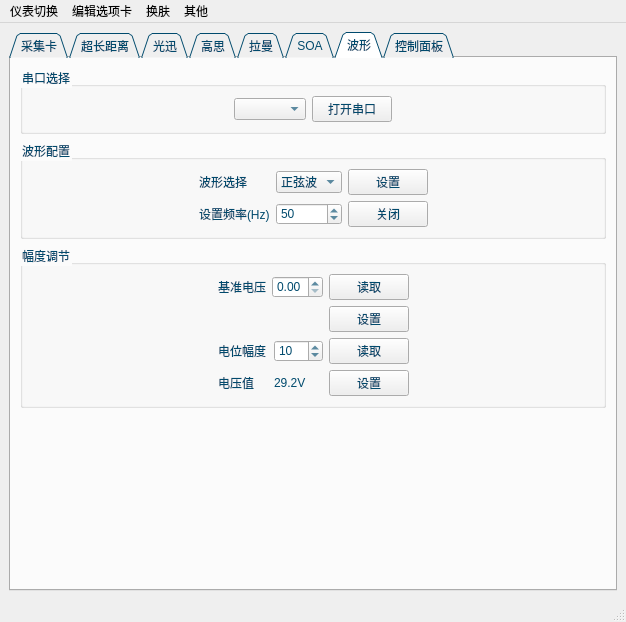
The window that Ui/mainpage.ui (NiDeDc/InstrumentDebuggingSoftware) describes before a commit, drawn with Qt 5.
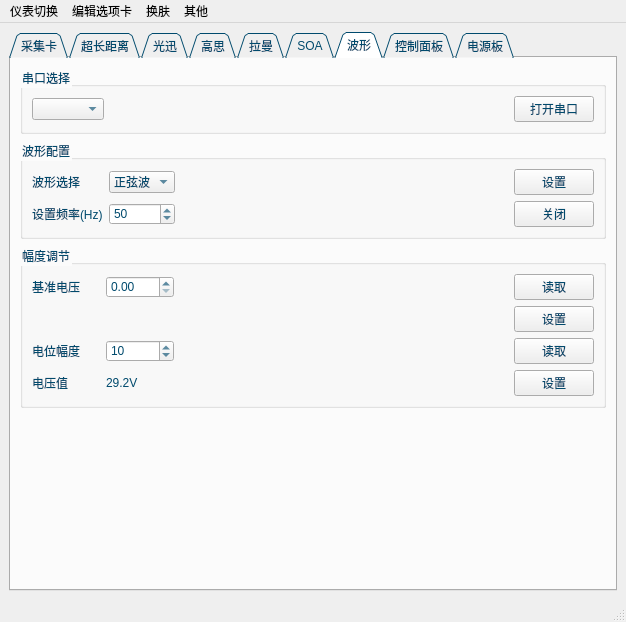
The same window after the commit. The open tabs and pages were chosen to show the change. Icons and pictures are not drawn.

Commit message: 增加电源滤波板页面

```diff
--- a/Ui/mainpage.ui
+++ b/Ui/mainpage.ui
@@ -824,73 +824,8 @@
           <property name="title">
            <string>发送峰值数据(初始位置6，间隔10)</string>
           </property>
-          <layout class="QHBoxLayout" name="horizontalLayout_6">
-           <item>
-            <layout class="QGridLayout" name="gridLayout_12">
-             <item row="0" column="0">
-              <widget class="QLabel" name="label_21">
-               <property name="text">
-                <string>需要的通道数：</string>
-               </property>
-              </widget>
-             </item>
-             <item row="0" column="1">
-              <widget class="QComboBox" name="comboBox_chan_2">
-               <property name="currentIndex">
-                <number>0</number>
-               </property>
-               <item>
-                <property name="text">
-                 <string>1</string>
-                </property>
-               </item>
-               <item>
-                <property name="text">
-                 <string>2</string>
-                </property>
-               </item>
-               <item>
-                <property name="text">
-                 <string>3</string>
-                </property>
-               </item>
-               <item>
-                <property name="text">
-                 <string>4</string>
-                </property>
-               </item>
-              </widget>
-             </item>
-             <item row="1" column="0">
-              <widget class="QLabel" name="label_22">
-               <property name="text">
-                <string>峰值数据个数：</string>
-               </property>
-              </widget>
-             </item>
-             <item row="1" column="1">
-              <widget class="QSpinBox" name="spinBox_peak_num_2">
-               <property name="maximum">
-                <number>160000</number>
-               </property>
-               <property name="singleStep">
-                <number>10</number>
-               </property>
-               <property name="value">
-                <number>100</number>
-               </property>
-              </widget>
-             </item>
-            </layout>
-           </item>
-           <item>
-            <widget class="QPushButton" name="pushButton_peadsend_2">
-             <property name="text">
-              <string>发送</string>
-             </property>
-            </widget>
-           </item>
-           <item>
+          <layout class="QGridLayout" name="gridLayout_9">
+           <item row="0" column="3">
             <widget class="QPushButton" name="pushButton_personal_2">
              <property name="text">
               <string>自定义</string>
@@ -1978,32 +1913,9 @@
            <string>串口选择</string>
           </property>
           <layout class="QHBoxLayout" name="horizontalLayout_19">
-           <item>
-            <spacer name="horizontalSpacer_36">
-             <property name="orientation">
-              <enum>Qt::Horizontal</enum>
-             </property>
-             <property name="sizeHint" stdset="0">
-              <size>
-               <width>40</width>
-               <height>20</height>
-              </size>
-             </property>
-            </spacer>
-           </item>
            <item>
             <widget class="QComboBox" name="comboBox_com_5"/>
            </item>
-           <item>
-            <widget class="QPushButton" name="pushButton_changer_5">
-             <property name="styleSheet">
-              <string notr="true"/>
-             </property>
-             <property name="text">
-              <string>打开串口</string>
-             </property>
-            </widget>
-           </item>
            <item>
             <spacer name="horizontalSpacer_22">
              <property name="orientation">
@@ -2017,6 +1929,16 @@
              </property>
             </spacer>
            </item>
+           <item>
+            <widget class="QPushButton" name="pushButton_changer_5">
+             <property name="styleSheet">
+              <string notr="true"/>
+             </property>
+             <property name="text">
+              <string>打开串口</string>
+             </property>
+            </widget>
+           </item>
           </layout>
          </widget>
         </item>
@@ -2025,89 +1947,72 @@
           <property name="title">
            <string>波形配置</string>
           </property>
-          <layout class="QHBoxLayout" name="horizontalLayout_21" stretch="1,0,1">
-           <item>
-            <spacer name="horizontalSpacer_30">
-             <property name="orientation">
-              <enum>Qt::Horizontal</enum>
+          <layout class="QGridLayout" name="gridLayout_12">
+           <item row="1" column="0">
+            <widget class="QLabel" name="label_11">
+             <property name="text">
+              <string>设置频率(Hz)</string>
              </property>
-             <property name="sizeHint" stdset="0">
-              <size>
-               <width>40</width>
-               <height>20</height>
-              </size>
+            </widget>
+           </item>
+           <item row="1" column="3">
+            <widget class="QPushButton" name="pushButton_wave_changer">
+             <property name="text">
+              <string>关闭</string>
              </property>
-            </spacer>
+            </widget>
            </item>
-           <item>
-            <layout class="QGridLayout" name="gridLayout_18">
-             <item row="0" column="1">
-              <widget class="QComboBox" name="comboBox_wave">
-               <item>
-                <property name="text">
-                 <string>正弦波</string>
-                </property>
-               </item>
-               <item>
-                <property name="text">
-                 <string>三角波</string>
-                </property>
-               </item>
-               <item>
-                <property name="text">
-                 <string>方波</string>
-                </property>
-               </item>
-              </widget>
+           <item row="1" column="1">
+            <widget class="QSpinBox" name="spinBox_freq_2">
+             <property name="maximum">
+              <number>100</number>
+             </property>
+             <property name="value">
+              <number>50</number>
+             </property>
+            </widget>
+           </item>
+           <item row="0" column="0">
+            <widget class="QLabel" name="label_9">
+             <property name="text">
+              <string>波形选择</string>
+             </property>
+            </widget>
+           </item>
+           <item row="0" column="1">
+            <widget class="QComboBox" name="comboBox_wave">
+             <item>
+              <property name="text">
+               <string>正弦波</string>
+              </property>
              </item>
-             <item row="1" column="0">
-              <widget class="QLabel" name="label_11">
-               <property name="text">
-                <string>设置频率(Hz)</string>
-               </property>
-              </widget>
+             <item>
+              <property name="text">
+               <string>三角波</string>
+              </property>
              </item>
-             <item row="1" column="2">
-              <widget class="QPushButton" name="pushButton_wave_changer">
-               <property name="text">
-                <string>关闭</string>
-               </property>
-              </widget>
+             <item>
+              <property name="text">
+               <string>方波</string>
+              </property>
              </item>
-             <item row="0" column="0">
-              <widget class="QLabel" name="label_9">
-               <property name="text">
-                <string>波形选择</string>
-               </property>
-              </widget>
-             </item>
-             <item row="0" column="2">
-              <widget class="QPushButton" name="pushButton">
-               <property name="text">
-                <string>设置</string>
-               </property>
-              </widget>
-             </item>
-             <item row="1" column="1">
-              <widget class="QSpinBox" name="spinBox_freq_2">
-               <property name="maximum">
-                <number>100</number>
-               </property>
-               <property name="value">
-                <number>50</number>
-               </property>
-              </widget>
-             </item>
-            </layout>
+            </widget>
            </item>
-           <item>
+           <item row="0" column="3">
+            <widget class="QPushButton" name="pushButton">
+             <property name="text">
+              <string>设置</string>
+             </property>
+            </widget>
+           </item>
+           <item row="0" column="2" rowspan="2">
             <spacer name="horizontalSpacer_19">
              <property name="orientation">
               <enum>Qt::Horizontal</enum>
              </property>
              <property name="sizeHint" stdset="0">
               <size>
-               <width>135</width>
+               <width>40</width>
                <height>20</height>
               </size>
              </property>
@@ -2121,147 +2026,122 @@
           <property name="title">
            <string>幅度调节</string>
           </property>
-          <layout class="QHBoxLayout" name="horizontalLayout_20" stretch="1,0,1">
-           <item>
-            <spacer name="horizontalSpacer_29">
+          <layout class="QGridLayout" name="gridLayout_18">
+           <item row="0" column="0">
+            <widget class="QLabel" name="label_29">
+             <property name="enabled">
+              <bool>true</bool>
+             </property>
+             <property name="text">
+              <string>基准电压</string>
+             </property>
+            </widget>
+           </item>
+           <item row="3" column="1">
+            <widget class="QLabel" name="label_wave_amplitude">
+             <property name="text">
+              <string>29.2V</string>
+             </property>
+            </widget>
+           </item>
+           <item row="3" column="0">
+            <widget class="QLabel" name="label_33">
+             <property name="text">
+              <string>电压值</string>
+             </property>
+            </widget>
+           </item>
+           <item row="1" column="3">
+            <widget class="QPushButton" name="pushButton_set_centervol">
+             <property name="enabled">
+              <bool>true</bool>
+             </property>
+             <property name="text">
+              <string>设置</string>
+             </property>
+            </widget>
+           </item>
+           <item row="2" column="1">
+            <widget class="QSpinBox" name="spinBox_amplitude">
+             <property name="minimum">
+              <number>0</number>
+             </property>
+             <property name="maximum">
+              <number>127</number>
+             </property>
+             <property name="value">
+              <number>10</number>
+             </property>
+             <property name="displayIntegerBase">
+              <number>10</number>
+             </property>
+            </widget>
+           </item>
+           <item row="0" column="1">
+            <widget class="QDoubleSpinBox" name="doubleSpinBox_centervol">
+             <property name="enabled">
+              <bool>true</bool>
+             </property>
+             <property name="maximum">
+              <double>2.050000000000000</double>
+             </property>
+             <property name="singleStep">
+              <double>0.010000000000000</double>
+             </property>
+            </widget>
+           </item>
+           <item row="2" column="0">
+            <widget class="QLabel" name="label_28">
+             <property name="text">
+              <string>电位幅度</string>
+             </property>
+            </widget>
+           </item>
+           <item row="2" column="3">
+            <widget class="QPushButton" name="pushButton_read_amplitude">
+             <property name="text">
+              <string>读取</string>
+             </property>
+            </widget>
+           </item>
+           <item row="0" column="3">
+            <widget class="QPushButton" name="pushButton_read_centervol">
+             <property name="enabled">
+              <bool>true</bool>
+             </property>
+             <property name="text">
+              <string>读取</string>
+             </property>
+            </widget>
+           </item>
+           <item row="1" column="0" colspan="2">
+            <spacer name="horizontalSpacer_21">
              <property name="orientation">
               <enum>Qt::Horizontal</enum>
              </property>
              <property name="sizeHint" stdset="0">
               <size>
-               <width>40</width>
+               <width>142</width>
                <height>20</height>
               </size>
              </property>
             </spacer>
            </item>
-           <item>
-            <layout class="QVBoxLayout" name="verticalLayout_3">
-             <item>
-              <layout class="QGridLayout" name="gridLayout_20">
-               <item row="0" column="0">
-                <widget class="QLabel" name="label_29">
-                 <property name="enabled">
-                  <bool>true</bool>
-                 </property>
-                 <property name="text">
-                  <string>基准电压</string>
-                 </property>
-                </widget>
-               </item>
-               <item row="0" column="1">
-                <widget class="QDoubleSpinBox" name="doubleSpinBox_centervol">
-                 <property name="enabled">
-                  <bool>true</bool>
-                 </property>
-                 <property name="maximum">
-                  <double>2.050000000000000</double>
-                 </property>
-                 <property name="singleStep">
-                  <double>0.010000000000000</double>
-                 </property>
-                </widget>
-               </item>
-               <item row="0" column="2">
-                <widget class="QPushButton" name="pushButton_read_centervol">
-                 <property name="enabled">
-                  <bool>true</bool>
-                 </property>
-                 <property name="text">
-                  <string>读取</string>
-                 </property>
-                </widget>
-               </item>
-               <item row="1" column="0" colspan="2">
-                <spacer name="horizontalSpacer_21">
-                 <property name="orientation">
-                  <enum>Qt::Horizontal</enum>
-                 </property>
-                 <property name="sizeHint" stdset="0">
-                  <size>
-                   <width>40</width>
-                   <height>20</height>
-                  </size>
-                 </property>
-                </spacer>
-               </item>
-               <item row="1" column="2">
-                <widget class="QPushButton" name="pushButton_set_centervol">
-                 <property name="enabled">
-                  <bool>true</bool>
-                 </property>
-                 <property name="text">
-                  <string>设置</string>
-                 </property>
-                </widget>
-               </item>
-              </layout>
-             </item>
-             <item>
-              <layout class="QGridLayout" name="gridLayout_19">
-               <item row="0" column="0">
-                <widget class="QLabel" name="label_28">
-                 <property name="text">
-                  <string>电位幅度</string>
-                 </property>
-                </widget>
-               </item>
-               <item row="0" column="1">
-                <widget class="QSpinBox" name="spinBox_amplitude">
-                 <property name="minimum">
-                  <number>0</number>
-                 </property>
-                 <property name="maximum">
-                  <number>127</number>
-                 </property>
-                 <property name="value">
-                  <number>10</number>
-                 </property>
-                 <property name="displayIntegerBase">
-                  <number>10</number>
-                 </property>
-                </widget>
-               </item>
-               <item row="0" column="2">
-                <widget class="QPushButton" name="pushButton_read_amplitude">
-                 <property name="text">
-                  <string>读取</string>
-                 </property>
-                </widget>
-               </item>
-               <item row="1" column="0">
-                <widget class="QLabel" name="label_33">
-                 <property name="text">
-                  <string>电压值</string>
-                 </property>
-                </widget>
-               </item>
-               <item row="1" column="1">
-                <widget class="QLabel" name="label_wave_amplitude">
-                 <property name="text">
-                  <string>29.2V</string>
-                 </property>
-                </widget>
-               </item>
-               <item row="1" column="2">
-                <widget class="QPushButton" name="pushButton_amplitude">
-                 <property name="text">
-                  <string>设置</string>
-                 </property>
-                </widget>
-               </item>
-              </layout>
-             </item>
-            </layout>
+           <item row="3" column="3">
+            <widget class="QPushButton" name="pushButton_amplitude">
+             <property name="text">
+              <string>设置</string>
+             </property>
+            </widget>
            </item>
-           <item>
+           <item row="2" column="2">
             <spacer name="horizontalSpacer_18">
              <property name="orientation">
               <enum>Qt::Horizontal</enum>
              </property>
              <property name="sizeHint" stdset="0">
               <size>
-               <width>188</width>
+               <width>40</width>
                <height>20</height>
               </size>
              </property>
@@ -2486,6 +2366,198 @@
         </item>
        </layout>
       </widget>
+      <widget class="QWidget" name="tab_2">
+       <attribute name="title">
+        <string>电源板</string>
+       </attribute>
+       <layout class="QVBoxLayout" name="verticalLayout_2">
+        <item>
+         <widget class="QGroupBox" name="groupBox_21">
+          <property name="sizePolicy">
+           <sizepolicy hsizetype="Preferred" vsizetype="Preferred">
+            <horstretch>0</horstretch>
+            <verstretch>0</verstretch>
+           </sizepolicy>
+          </property>
+          <property name="title">
+           <string>串口选择</string>
+          </property>
+          <layout class="QHBoxLayout" name="horizontalLayout_24" stretch="0,0,0">
+           <item>
+            <widget class="QComboBox" name="comboBox_com_9"/>
+           </item>
+           <item>
+            <spacer name="horizontalSpacer_41">
+             <property name="orientation">
+              <enum>Qt::Horizontal</enum>
+             </property>
+             <property name="sizeHint" stdset="0">
+              <size>
+               <width>40</width>
+               <height>20</height>
+              </size>
+             </property>
+            </spacer>
+           </item>
+           <item>
+            <widget class="QPushButton" name="pushButton_changer_9">
+             <property name="styleSheet">
+              <string notr="true"/>
+             </property>
+             <property name="text">
+              <string>打开串口</string>
+             </property>
+            </widget>
+           </item>
+          </layout>
+         </widget>
+        </item>
+        <item>
+         <widget class="QGroupBox" name="groupBox_22">
+          <property name="title">
+           <string>关闭/重启</string>
+          </property>
+          <layout class="QHBoxLayout" name="horizontalLayout_25">
+           <item>
+            <widget class="QComboBox" name="comboBox_com_10">
+             <item>
+              <property name="text">
+               <string>采集卡</string>
+              </property>
+             </item>
+             <item>
+              <property name="text">
+               <string>PZT</string>
+              </property>
+             </item>
+             <item>
+              <property name="text">
+               <string>工控板</string>
+              </property>
+             </item>
+             <item>
+              <property name="text">
+               <string>ALL</string>
+              </property>
+             </item>
+            </widget>
+           </item>
+           <item>
+            <spacer name="horizontalSpacer_43">
+             <property name="orientation">
+              <enum>Qt::Horizontal</enum>
+             </property>
+             <property name="sizeHint" stdset="0">
+              <size>
+               <width>309</width>
+               <height>20</height>
+              </size>
+             </property>
+            </spacer>
+           </item>
+           <item>
+            <widget class="QPushButton" name="pushButton_shutdown">
+             <property name="styleSheet">
+              <string notr="true"/>
+             </property>
+             <property name="text">
+              <string>关闭</string>
+             </property>
+            </widget>
+           </item>
+           <item>
+            <widget class="QPushButton" name="pushButton_restart">
+             <property name="styleSheet">
+              <string notr="true"/>
+             </property>
+             <property name="text">
+              <string>重启</string>
+             </property>
+            </widget>
+           </item>
+          </layout>
+         </widget>
+        </item>
+        <item>
+         <widget class="QGroupBox" name="groupBox_23">
+          <property name="title">
+           <string>重启时间</string>
+          </property>
+          <layout class="QHBoxLayout" name="horizontalLayout_26">
+           <item>
+            <widget class="QComboBox" name="comboBox_com_11">
+             <item>
+              <property name="text">
+               <string>采集卡</string>
+              </property>
+             </item>
+             <item>
+              <property name="text">
+               <string>PZT</string>
+              </property>
+             </item>
+             <item>
+              <property name="text">
+               <string>工控板</string>
+              </property>
+             </item>
+            </widget>
+           </item>
+           <item>
+            <widget class="QSpinBox" name="spinBox_time">
+             <property name="minimum">
+              <number>1</number>
+             </property>
+             <property name="maximum">
+              <number>65535</number>
+             </property>
+            </widget>
+           </item>
+           <item>
+            <widget class="QLabel" name="label_39">
+             <property name="text">
+              <string>ms</string>
+             </property>
+            </widget>
+           </item>
+           <item>
+            <spacer name="horizontalSpacer_42">
+             <property name="orientation">
+              <enum>Qt::Horizontal</enum>
+             </property>
+             <property name="sizeHint" stdset="0">
+              <size>
+               <width>309</width>
+               <height>20</height>
+              </size>
+             </property>
+            </spacer>
+           </item>
+           <item>
+            <widget class="QPushButton" name="pushButton_read_12">
+             <property name="styleSheet">
+              <string notr="true"/>
+             </property>
+             <property name="text">
+              <string>读取</string>
+             </property>
+            </widget>
+           </item>
+           <item>
+            <widget class="QPushButton" name="pushButton_write_12">
+             <property name="styleSheet">
+              <string notr="true"/>
+             </property>
+             <property name="text">
+              <string>写入</string>
+             </property>
+            </widget>
+           </item>
+          </layout>
+         </widget>
+        </item>
+       </layout>
+      </widget>
      </widget>
     </item>
    </layout>
```
Left out of the diff: 2893 changed lines with no effect on the pictures. The commit also changes 16 other files.
